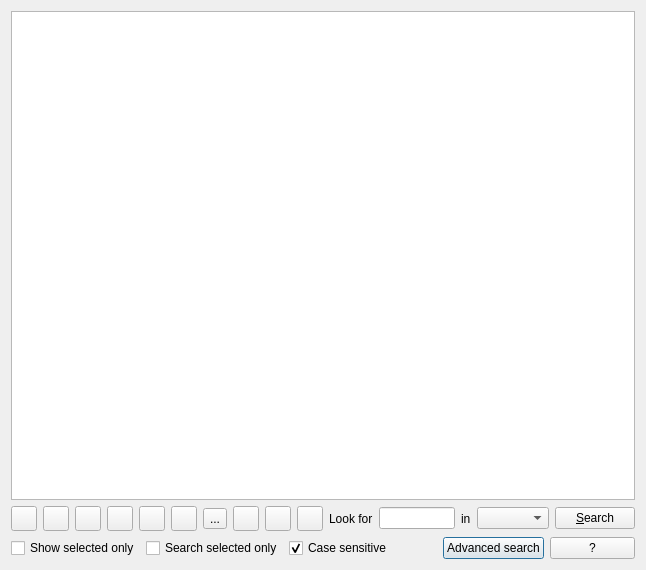
sourcepole/qgis, file qgis/src/ui/qgsattributetabledialog.ui: the form before one commit.
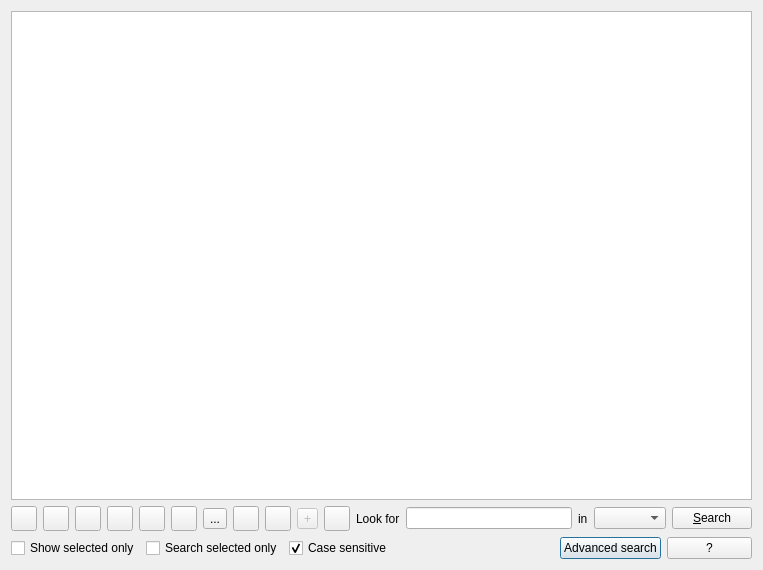
The form after the commit. Icons and pictures are not drawn. Custom widgets are drawn as their Qt base class.

Commit message: [FEATURE] attribute editing improvements: - refactor attribute dialog calls to QgsFeatureAttribute - add QgsVectorLayer::featureAdded signal - improve interactive attribute editing in table (adding/deleting   features, attribute update) - allow adding of geometryless features - fix attribute undo/redo

The edit to the form file:
```diff
--- a/qgis/src/ui/qgsattributetabledialog.ui
+++ b/qgis/src/ui/qgsattributetabledialog.ui
@@ -6,7 +6,7 @@
    <rect>
     <x>0</x>
     <y>0</y>
-    <width>646</width>
+    <width>763</width>
     <height>570</height>
    </rect>
   </property>
@@ -312,6 +312,19 @@
        </property>
       </widget>
      </item>
+     <item>
+      <widget class="QToolButton" name="mAddFeature">
+       <property name="enabled">
+        <bool>false</bool>
+       </property>
+       <property name="toolTip">
+        <string>Add feature</string>
+       </property>
+       <property name="text">
+        <string>+</string>
+       </property>
+      </widget>
+     </item>
      <item>
       <widget class="QToolButton" name="mOpenFieldCalculator">
        <property name="toolTip">
```
The commit also changes 22 other files.
